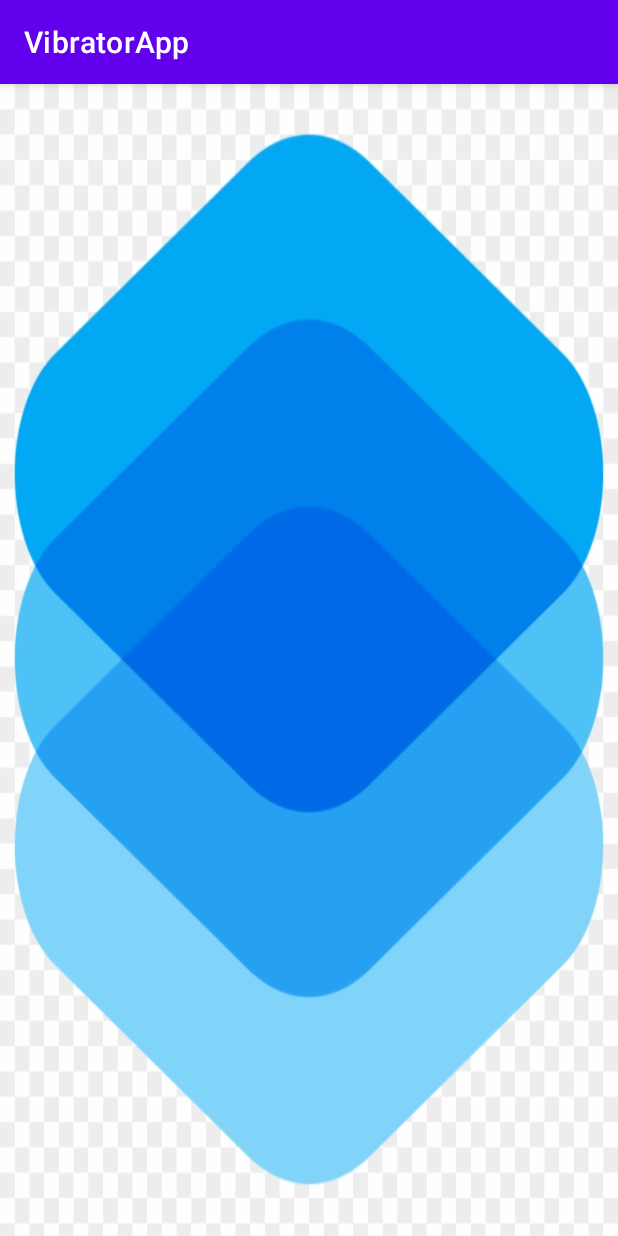
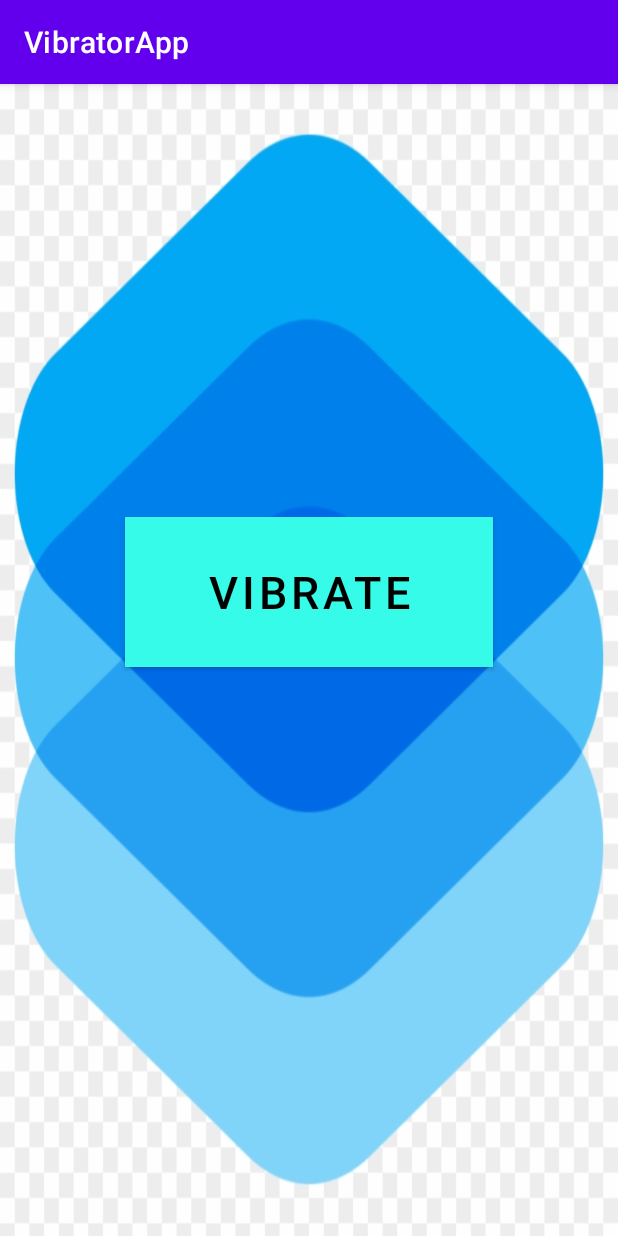
Before and after one commit to pragya-sharma11/VibratorApp, an Android app: the screen it shows after launch (MainActivity), on a phone screen of 412 x 824 dp. Run offline under Robolectric (Android 15) with nearby library versions, the phone set to English and light mode, and no system bars.

Commit message:
make ui for app

```diff
--- a/app/src/main/res/layout/activity_main.xml
+++ b/app/src/main/res/layout/activity_main.xml
@@ -5,4 +5,20 @@
     android:layout_width="match_parent"
     android:background="@drawable/y"
     android:layout_height="match_parent"
-    tools:context=".MainActivity"/>
+    tools:context=".MainActivity">
+
+    <Button
+        android:id="@+id/button"
+        android:layout_width="245dp"
+        android:layout_height="100dp"
+        android:background="#0989EF"
+        android:text="Vibrate"
+        android:textColor="@color/black"
+        android:textSize="30sp"
+        app:backgroundTint="#35FBE8"
+        app:layout_constraintBottom_toBottomOf="parent"
+        app:layout_constraintEnd_toEndOf="parent"
+        app:layout_constraintStart_toStartOf="parent"
+        app:layout_constraintTop_toTopOf="parent"
+        app:layout_constraintVertical_bias="0.432" />
+</androidx.constraintlayout.widget.ConstraintLayout>
```
